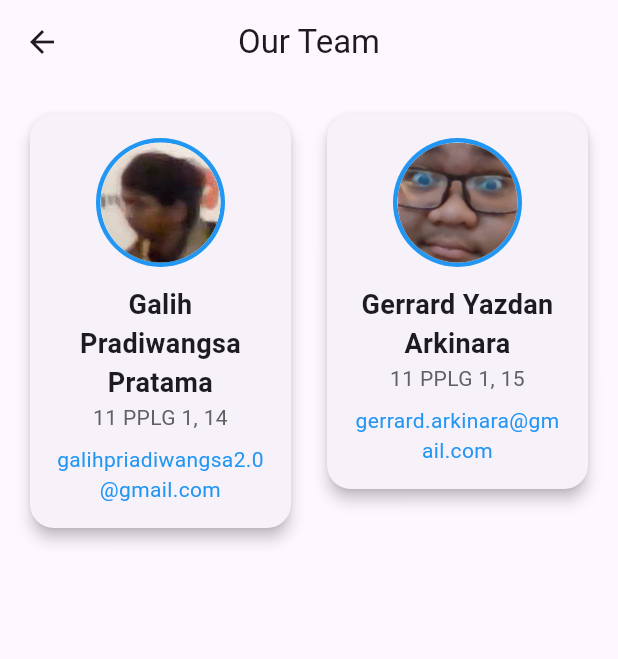
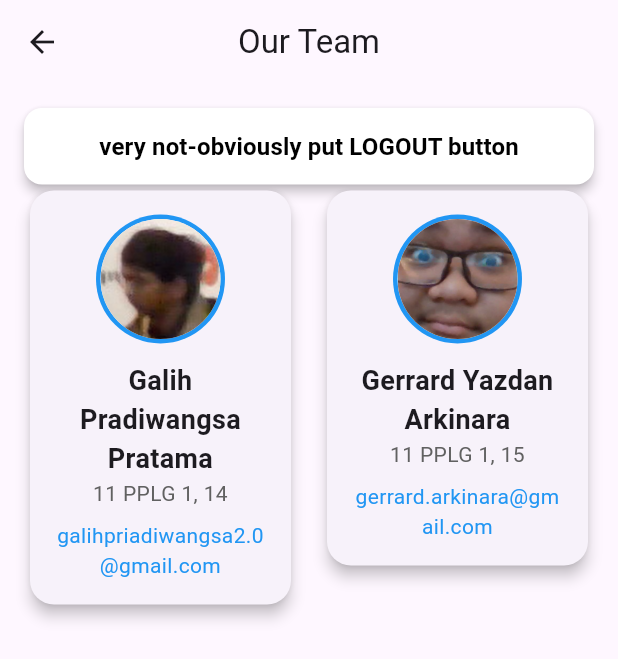
Before and after one commit to 57TerabyteZipBomb/Flutter_Kelompok, a Flutter app: the ProfilePage screen opened by its route, on a phone screen of 412 x 824 dp. Shown: the top 659 px of the screen. Run offline on Flutter 3.47's test engine with Material 3 defaults, Android fonts, the phone set to English and light mode, and no system bars; our stand-ins replace get, shared_preferences; accounts and stored records are empty.

```diff
--- a/lib/bindings/dash_binding.dart
+++ b/lib/bindings/dash_binding.dart
@@ -1,5 +1,6 @@
 import 'package:flutter_kelompok/controllers/home_controller.dart';
 import 'package:flutter_kelompok/controllers/history_controller.dart';
+import 'package:flutter_kelompok/controllers/login_controller.dart';
 
 import 'package:flutter_kelompok/controllers/todo_controller.dart';
 import 'package:get/get.dart';
@@ -10,5 +11,6 @@ class MenuBinding extends Bindings {
     Get.lazyPut<TodoController>(() => TodoController());
     Get.lazyPut<HomeController>(() => HomeController());
     Get.lazyPut<HistoryController>(() => HistoryController());
+    Get.lazyPut<LoginController>(() => LoginController());
   }
 }
--- a/lib/bindings/home_binding.dart
+++ b/lib/bindings/home_binding.dart
@@ -5,5 +5,6 @@ class HomeBinding extends Bindings {
   @override
   void dependencies() {
     Get.lazyPut<HomeController>(() => HomeController());
+
   }
 }
--- /dev/null
+++ b/lib/bindings/profile_binding.dart
@@ -0,0 +1,9 @@
+import 'package:flutter_kelompok/controllers/login_controller.dart';
+import 'package:get/get.dart';
+
+class ProfileBinding extends Bindings {
+  @override
+  void dependencies() {
+    Get.put(LoginController());
+  }
+}
--- /dev/null
+++ b/lib/bindings/splashscreen_binding.dart
@@ -0,0 +1,9 @@
+import 'package:flutter_kelompok/controllers/splashscreen_contoller.dart';
+import 'package:get/get.dart';
+
+class SplashscreenBinding extends Bindings {
+  @override
+  void dependencies() {
+    Get.lazyPut<SplashscreenContoller>(() => SplashscreenContoller());
+  }
+}
--- a/lib/controllers/home_controller.dart
+++ b/lib/controllers/home_controller.dart
@@ -32,7 +32,7 @@ class HomeController extends GetxController {
       title: "Tugas Bahasa Jepang",
       summary: "Presentasi Interview (Mensetsu)",
       urgency: "Low",
-      due: "2025-09-30",
+      due: "2025-09-01",
       isClear: false,
     ),
   ].obs;
--- a/lib/main.dart
+++ b/lib/main.dart
@@ -16,7 +16,7 @@ class MyApp extends StatelessWidget {
       title: "the fluttering",
       theme: ThemeData(primarySwatch: Colors.blue),
       getPages: AppPages.pages,
-      initialRoute: AppRoutes.login,
+      initialRoute: AppRoutes.splash,
     );
   }
 }
--- a/lib/pages/profile_page.dart
+++ b/lib/pages/profile_page.dart
@@ -1,7 +1,12 @@
 import 'package:flutter/material.dart';
+import 'package:flutter_kelompok/componenets/widget_ButtonNew.dart';
+import 'package:flutter_kelompok/controllers/login_controller.dart';
+import 'package:get/get.dart';
 
 class ProfilePage extends StatelessWidget {
-  const ProfilePage({super.key});
+  ProfilePage({super.key});
+
+  final loginController = Get.find<LoginController>();
 
   @override
   Widget build(BuildContext context) {
@@ -12,6 +17,13 @@ class ProfilePage extends StatelessWidget {
         child: Column(
           crossAxisAlignment: CrossAxisAlignment.center,
           children: [
+            CustomButton(
+              onPressed: () {
+                loginController.logout();
+              },
+              text: "very not-obviously put LOGOUT button",
+            ),
+
             Row(
               mainAxisAlignment: MainAxisAlignment.spaceEvenly,
               crossAxisAlignment: CrossAxisAlignment.start,
--- a/lib/routes/pages.dart
+++ b/lib/routes/pages.dart
@@ -4,6 +4,8 @@ import 'package:flutter_kelompok/bindings/history_binding.dart';
 import 'package:flutter_kelompok/bindings/home_binding.dart';
 import 'package:flutter_kelompok/bindings/listedit_binding.dart';
 import 'package:flutter_kelompok/bindings/login_binding.dart';
+import 'package:flutter_kelompok/bindings/profile_binding.dart';
+import 'package:flutter_kelompok/bindings/splashscreen_binding.dart';
 import 'package:flutter_kelompok/pages/dashboard_page.dart';
 import 'package:flutter_kelompok/pages/history_page.dart';
 import 'package:flutter_kelompok/pages/home_page.dart';
@@ -11,6 +13,7 @@ import 'package:flutter_kelompok/pages/listadd_page.dart';
 import 'package:flutter_kelompok/pages/listedit_page.dart';
 import 'package:flutter_kelompok/pages/profile_page.dart';
 import 'package:flutter_kelompok/pages/login_page.dart';
+import 'package:flutter_kelompok/pages/splashscreen_page.dart';
 import 'package:flutter_kelompok/routes/routes.dart';
 import 'package:get/get_navigation/src/routes/get_route.dart';
 
@@ -31,7 +34,11 @@ class AppPages {
       page: () => HomePage(),
       binding: HomeBinding(),
     ),
-    GetPage(name: AppRoutes.profile, page: () => ProfilePage()),
+    GetPage(
+      name: AppRoutes.profile,
+      page: () => ProfilePage(),
+      binding: ProfileBinding(),
+    ),
     GetPage(
       name: AppRoutes.history,
       page: () => HistoryPage(),
@@ -47,5 +54,10 @@ class AppPages {
       page: () => ListaddPage(),
       binding: ListAddBinding(),
     ),
+    GetPage(
+      name: AppRoutes.splash,
+      page: () => SplashscreenPage(),
+      binding: SplashscreenBinding(),
+    ),
   ];
 }
--- a/lib/routes/routes.dart
+++ b/lib/routes/routes.dart
@@ -6,4 +6,5 @@ class AppRoutes {
   static const String history = "/history";
   static const String listedit = "/listedit";
   static const String listadd = "/listadd";
+  static const String splash = "/splashscreen";
 }
--- a/pubspec.yaml
+++ b/pubspec.yaml
@@ -35,6 +35,8 @@ dependencies:
   # Use with the CupertinoIcons class for iOS style icons.
   cupertino_icons: ^1.0.8
   get: ^4.7.2
+  flutter_native_splash: ^2.4.6
+  shared_preferences: ^2.5.3
 
 dev_dependencies:
   flutter_test:
```
Also changed, not shown: lib/controllers/login_controller.dart (+17 -8 lines), lib/controllers/splashscreen_contoller.dart (added, +22 -0 lines), lib/pages/splashscreen_page.dart (added, +16 -0 lines), pubspec.lock, 2 other files.
